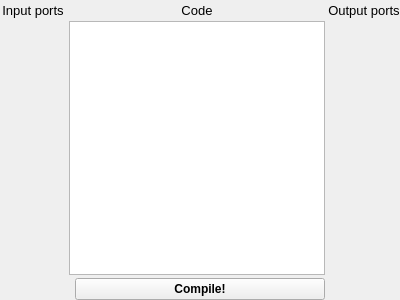
Above: src/atomeditor.ui from ZADNE/icp2021 before the change. Below: the same form after it.
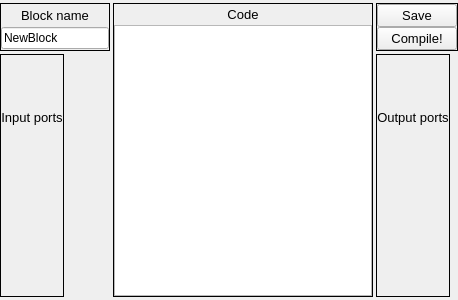
That is the form after the change. Custom widgets are drawn as their Qt base class.

Commit message: AtomEditor file input/output

Patch:
```diff
--- a/src/atomeditor.ui
+++ b/src/atomeditor.ui
@@ -6,7 +6,7 @@
    <rect>
     <x>0</x>
     <y>0</y>
-    <width>400</width>
+    <width>458</width>
     <height>300</height>
    </rect>
   </property>
@@ -40,129 +40,343 @@
      <property name="spacing">
       <number>3</number>
      </property>
-     <item row="1" column="0">
-      <widget class="PortEditor" name="inputEditor" native="true">
+     <item row="2" column="0" rowspan="2">
+      <widget class="QFrame" name="inputFrame">
        <property name="sizePolicy">
-        <sizepolicy hsizetype="Maximum" vsizetype="Preferred">
+        <sizepolicy hsizetype="Maximum" vsizetype="Expanding">
          <horstretch>0</horstretch>
          <verstretch>0</verstretch>
         </sizepolicy>
        </property>
-       <property name="maximumSize">
-        <size>
-         <width>300</width>
-         <height>16777215</height>
-        </size>
+       <property name="frameShape">
+        <enum>QFrame::Box</enum>
        </property>
+       <property name="frameShadow">
+        <enum>QFrame::Plain</enum>
+       </property>
+       <layout class="QVBoxLayout" name="verticalLayout_4">
+        <property name="spacing">
+         <number>3</number>
+        </property>
+        <property name="leftMargin">
+         <number>0</number>
+        </property>
+        <property name="topMargin">
+         <number>3</number>
+        </property>
+        <property name="rightMargin">
+         <number>0</number>
+        </property>
+        <property name="bottomMargin">
+         <number>0</number>
+        </property>
+        <item>
+         <widget class="QLabel" name="inputLabel">
+          <property name="font">
+           <font>
+            <pointsize>10</pointsize>
+           </font>
+          </property>
+          <property name="text">
+           <string>Input ports</string>
+          </property>
+          <property name="alignment">
+           <set>Qt::AlignCenter</set>
+          </property>
+         </widget>
+        </item>
+        <item>
+         <widget class="PortEditor" name="inputEditor" native="true">
+          <property name="sizePolicy">
+           <sizepolicy hsizetype="Maximum" vsizetype="Preferred">
+            <horstretch>0</horstretch>
+            <verstretch>0</verstretch>
+           </sizepolicy>
+          </property>
+          <property name="maximumSize">
+           <size>
+            <width>300</width>
+            <height>16777215</height>
+           </size>
+          </property>
+          <property name="styleSheet">
+           <string notr="true">border-left: none; border-right: none; border-bottom: none</string>
+          </property>
+         </widget>
+        </item>
+       </layout>
       </widget>
      </item>
-     <item row="0" column="1">
-      <widget class="QLabel" name="codeLabel">
-       <property name="font">
-        <font>
-         <pointsize>10</pointsize>
-        </font>
+     <item row="2" column="2" rowspan="2">
+      <widget class="QFrame" name="outputFrame">
+       <property name="sizePolicy">
+        <sizepolicy hsizetype="Maximum" vsizetype="Expanding">
+         <horstretch>0</horstretch>
+         <verstretch>0</verstretch>
+        </sizepolicy>
        </property>
-       <property name="text">
-        <string>Code</string>
+       <property name="frameShape">
+        <enum>QFrame::Box</enum>
        </property>
-       <property name="alignment">
-        <set>Qt::AlignCenter</set>
+       <property name="frameShadow">
+        <enum>QFrame::Plain</enum>
        </property>
+       <layout class="QVBoxLayout" name="verticalLayout_7">
+        <property name="spacing">
+         <number>3</number>
+        </property>
+        <property name="leftMargin">
+         <number>0</number>
+        </property>
+        <property name="topMargin">
+         <number>3</number>
+        </property>
+        <property name="rightMargin">
+         <number>0</number>
+        </property>
+        <property name="bottomMargin">
+         <number>0</number>
+        </property>
+        <item>
+         <widget class="QLabel" name="outputLabel">
+          <property name="font">
+           <font>
+            <pointsize>10</pointsize>
+           </font>
+          </property>
+          <property name="text">
+           <string>Output ports</string>
+          </property>
+          <property name="alignment">
+           <set>Qt::AlignCenter</set>
+          </property>
+         </widget>
+        </item>
+        <item>
+         <widget class="PortEditor" name="outputEditor" native="true">
+          <property name="sizePolicy">
+           <sizepolicy hsizetype="Maximum" vsizetype="Preferred">
+            <horstretch>0</horstretch>
+            <verstretch>0</verstretch>
+           </sizepolicy>
+          </property>
+          <property name="maximumSize">
+           <size>
+            <width>300</width>
+            <height>16777215</height>
+           </size>
+          </property>
+          <property name="styleSheet">
+           <string notr="true">border-left: none; border-right: none; border-bottom: none</string>
+          </property>
+         </widget>
+        </item>
+       </layout>
       </widget>
      </item>
      <item row="1" column="2">
-      <widget class="PortEditor" name="outputEditor" native="true">
+      <widget class="QFrame" name="buttonFrame">
        <property name="sizePolicy">
-        <sizepolicy hsizetype="Maximum" vsizetype="Preferred">
+        <sizepolicy hsizetype="Preferred" vsizetype="Fixed">
          <horstretch>0</horstretch>
          <verstretch>0</verstretch>
         </sizepolicy>
        </property>
-       <property name="maximumSize">
-        <size>
-         <width>300</width>
-         <height>16777215</height>
-        </size>
+       <property name="frameShape">
+        <enum>QFrame::Box</enum>
        </property>
-      </widget>
-     </item>
-     <item row="0" column="0">
-      <widget class="QLabel" name="inputLabel">
-       <property name="font">
-        <font>
-         <pointsize>10</pointsize>
-        </font>
+       <property name="frameShadow">
+        <enum>QFrame::Plain</enum>
        </property>
-       <property name="text">
-        <string>Input ports</string>
-       </property>
-       <property name="alignment">
-        <set>Qt::AlignCenter</set>
-       </property>
+       <layout class="QVBoxLayout" name="verticalLayout_3">
+        <property name="spacing">
+         <number>0</number>
+        </property>
+        <property name="leftMargin">
+         <number>0</number>
+        </property>
+        <property name="topMargin">
+         <number>0</number>
+        </property>
+        <property name="rightMargin">
+         <number>0</number>
+        </property>
+        <property name="bottomMargin">
+         <number>0</number>
+        </property>
+        <item>
+         <widget class="QPushButton" name="saveButton">
+          <property name="sizePolicy">
+           <sizepolicy hsizetype="Minimum" vsizetype="Preferred">
+            <horstretch>0</horstretch>
+            <verstretch>0</verstretch>
+           </sizepolicy>
+          </property>
+          <property name="font">
+           <font>
+            <pointsize>10</pointsize>
+           </font>
+          </property>
+          <property name="text">
+           <string>Save</string>
+          </property>
+         </widget>
+        </item>
+        <item>
+         <widget class="QPushButton" name="compileButton">
+          <property name="sizePolicy">
+           <sizepolicy hsizetype="Minimum" vsizetype="Preferred">
+            <horstretch>0</horstretch>
+            <verstretch>0</verstretch>
+           </sizepolicy>
+          </property>
+          <property name="font">
+           <font>
+            <pointsize>10</pointsize>
+            <weight>50</weight>
+            <bold>false</bold>
+           </font>
+          </property>
+          <property name="text">
+           <string>Compile!</string>
+          </property>
+         </widget>
+        </item>
+       </layout>
       </widget>
      </item>
-     <item row="1" column="1">
-      <widget class="QTextEdit" name="textEditor">
-       <property name="sizePolicy">
-        <sizepolicy hsizetype="Minimum" vsizetype="Expanding">
-         <horstretch>0</horstretch>
-         <verstretch>0</verstretch>
-        </sizepolicy>
+     <item row="1" column="0">
+      <widget class="QFrame" name="nameFrame">
+       <property name="frameShape">
+        <enum>QFrame::Box</enum>
        </property>
-       <property name="font">
-        <font>
-         <family>Courier</family>
-         <pointsize>10</pointsize>
-        </font>
+       <property name="frameShadow">
+        <enum>QFrame::Plain</enum>
        </property>
-       <property name="lineWidth">
-        <number>2</number>
-       </property>
+       <layout class="QVBoxLayout" name="verticalLayout_5">
+        <property name="spacing">
+         <number>3</number>
+        </property>
+        <property name="leftMargin">
+         <number>0</number>
+        </property>
+        <property name="topMargin">
+         <number>3</number>
+        </property>
+        <property name="rightMargin">
+         <number>0</number>
+        </property>
+        <property name="bottomMargin">
+         <number>0</number>
+        </property>
+        <item>
+         <widget class="QLabel" name="nameLabel">
+          <property name="sizePolicy">
+           <sizepolicy hsizetype="Preferred" vsizetype="Maximum">
+            <horstretch>0</horstretch>
+            <verstretch>0</verstretch>
+           </sizepolicy>
+          </property>
+          <property name="font">
+           <font>
+            <pointsize>10</pointsize>
+            <weight>50</weight>
+            <bold>false</bold>
+           </font>
+          </property>
+          <property name="text">
+           <string>Block name</string>
+          </property>
+          <property name="alignment">
+           <set>Qt::AlignCenter</set>
+          </property>
+         </widget>
+        </item>
+        <item>
+         <widget class="QLineEdit" name="nameEditor">
+          <property name="sizePolicy">
+           <sizepolicy hsizetype="Minimum" vsizetype="Maximum">
+            <horstretch>0</horstretch>
+            <verstretch>0</verstretch>
+           </sizepolicy>
+          </property>
+          <property name="text">
+           <string>NewBlock</string>
+          </property>
+         </widget>
+        </item>
+       </layout>
       </widget>
      </item>
-     <item row="0" column="2">
-      <widget class="QLabel" name="outputLabel">
-       <property name="font">
-        <font>
-         <pointsize>10</pointsize>
-        </font>
+     <item row="1" column="1" rowspan="3">
+      <widget class="QFrame" name="codeFrame">
+       <property name="frameShape">
+        <enum>QFrame::Box</enum>
        </property>
-       <property name="text">
-        <string>Output ports</string>
+       <property name="frameShadow">
+        <enum>QFrame::Plain</enum>
        </property>
-       <property name="alignment">
-        <set>Qt::AlignCenter</set>
-       </property>
+       <layout class="QVBoxLayout" name="verticalLayout_8">
+        <property name="spacing">
+         <number>3</number>
+        </property>
+        <property name="leftMargin">
+         <number>0</number>
+        </property>
+        <property name="topMargin">
+         <number>3</number>
+        </property>
+        <property name="rightMargin">
+         <number>0</number>
+        </property>
+        <property name="bottomMargin">
+         <number>0</number>
+        </property>
+        <item>
+         <widget class="QLabel" name="codeLabel">
+          <property name="sizePolicy">
+           <sizepolicy hsizetype="Preferred" vsizetype="Maximum">
+            <horstretch>0</horstretch>
+            <verstretch>0</verstretch>
+           </sizepolicy>
+          </property>
+          <property name="font">
+           <font>
+            <pointsize>10</pointsize>
+           </font>
+          </property>
+          <property name="text">
+           <string>Code</string>
+          </property>
+          <property name="alignment">
+           <set>Qt::AlignCenter</set>
+          </property>
+         </widget>
+        </item>
+        <item>
+         <widget class="QTextEdit" name="codeEditor">
+          <property name="sizePolicy">
+           <sizepolicy hsizetype="Minimum" vsizetype="Minimum">
+            <horstretch>0</horstretch>
+            <verstretch>0</verstretch>
+           </sizepolicy>
+          </property>
+          <property name="font">
+           <font>
+            <family>Courier</family>
+            <pointsize>10</pointsize>
+           </font>
+          </property>
+          <property name="lineWidth">
+           <number>2</number>
+          </property>
+         </widget>
+        </item>
+       </layout>
       </widget>
      </item>
     </layout>
    </item>
-   <item alignment="Qt::AlignHCenter">
-    <widget class="QPushButton" name="pushButton">
-     <property name="sizePolicy">
-      <sizepolicy hsizetype="Maximum" vsizetype="Fixed">
-       <horstretch>0</horstretch>
-       <verstretch>0</verstretch>
-      </sizepolicy>
-     </property>
-     <property name="minimumSize">
-      <size>
-       <width>250</width>
-       <height>0</height>
-      </size>
-     </property>
-     <property name="font">
-      <font>
-       <weight>75</weight>
-       <bold>true</bold>
-      </font>
-     </property>
-     <property name="text">
-      <string>Compile!</string>
-     </property>
-    </widget>
-   </item>
   </layout>
  </widget>
  <customwidgets>
```
Left out of the diff: 24 changed lines with no effect on the pictures. The commit also changes 17 other files.
